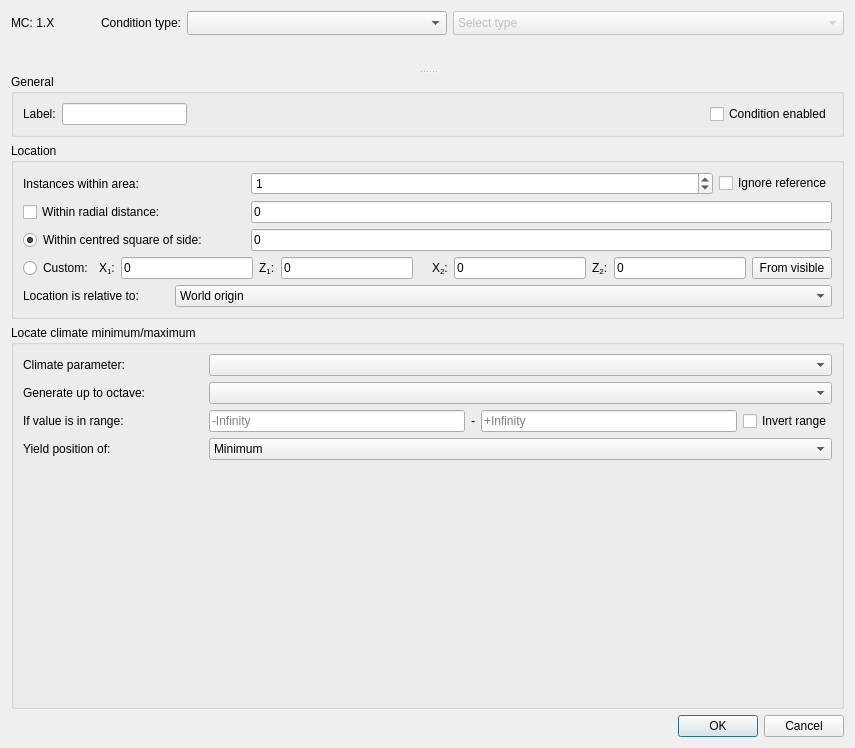
FragrantResult186/cubiomes-viewer-bedrock, file src/conditiondialog.ui: the form before one commit.
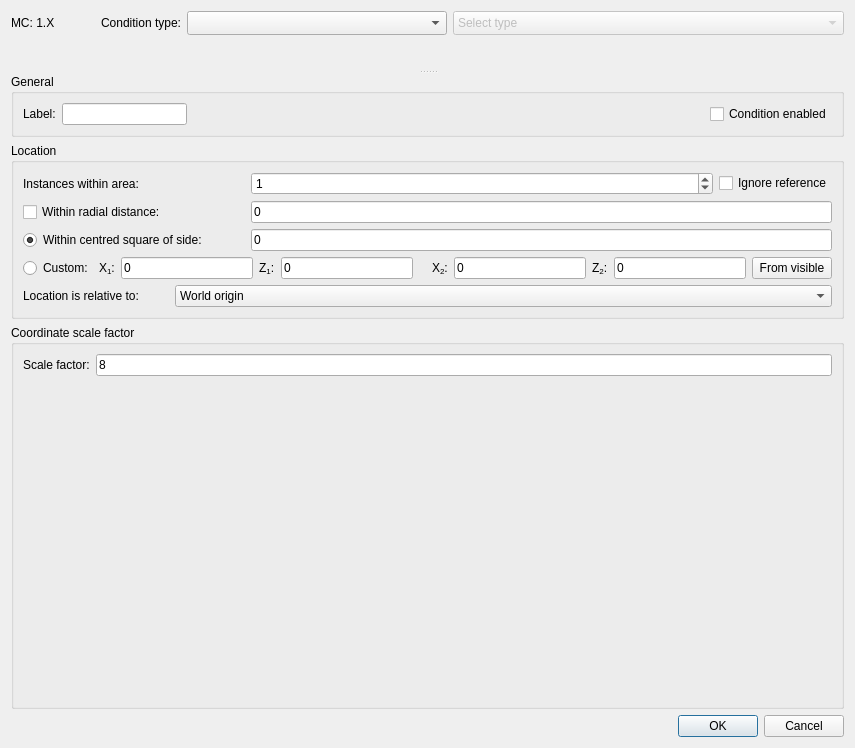
The form after the commit. The open tabs and pages were chosen to show the change. Icons and pictures are not drawn. Custom widgets are drawn as their Qt base class.

```diff
--- a/src/conditiondialog.ui
+++ b/src/conditiondialog.ui
@@ -1637,6 +1637,39 @@
            </item>
           </layout>
          </widget>
+         <widget class="QWidget" name="pageScale">
+           <layout class="QGridLayout" name="gridLayout_Scale">
+             <property name="leftMargin"><number>0</number></property>
+             <property name="topMargin"><number>0</number></property>
+             <property name="rightMargin"><number>0</number></property>
+             <property name="bottomMargin"><number>0</number></property>
+             <item row="0" column="0">
+               <widget class="QGroupBox" name="groupBoxScale">
+                 <property name="title"><string>Coordinate scale factor</string></property>
+                 <layout class="QGridLayout" name="gridLayoutScaleInner">
+                   <item row="0" column="0">
+                     <widget class="QLabel">
+                       <property name="text"><string>Scale factor:</string></property>
+                     </widget>
+                   </item>
+                   <item row="0" column="1">
+                     <widget class="QLineEdit" name="lineScaleFactor">
+                       <property name="text"><string>8</string></property>
+                     </widget>
+                   </item>
+                   <item row="1" column="0" colspan="2">
+                     <spacer name="verticalSpacer_Scale">
+                       <property name="orientation"><enum>Qt::Vertical</enum></property>
+                       <property name="sizeHint" stdset="0">
+                         <size><width>20</width><height>40</height></size>
+                       </property>
+                     </spacer>
+                   </item>
+                 </layout>
+               </widget>
+             </item>
+           </layout>
+         </widget>
          <widget class="QWidget" name="pageVillage">
           <layout class="QGridLayout" name="gridLayoutVillage">
            <property name="leftMargin">
```
